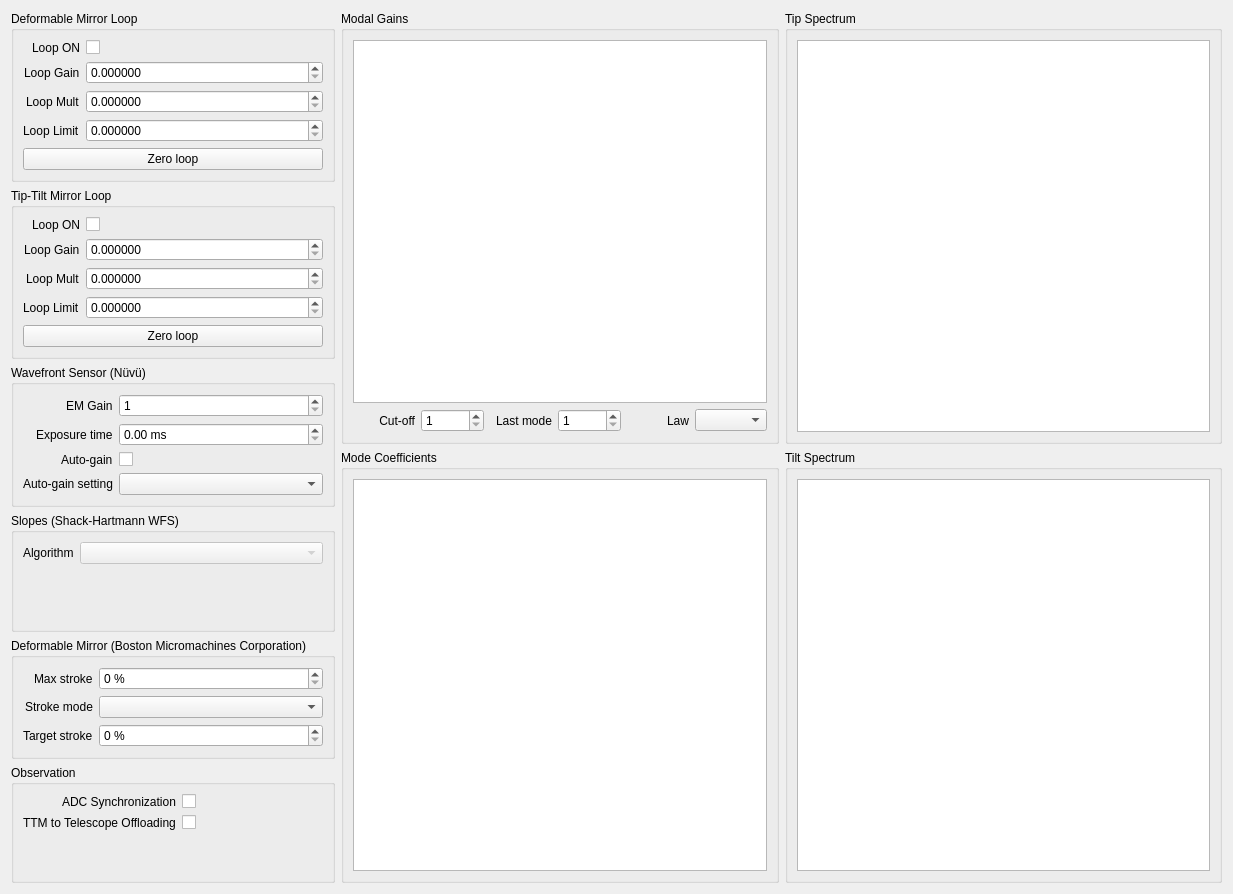
janis-hag/kalao-ics, file guis/ui/loop_controls.ui: the form before one commit.
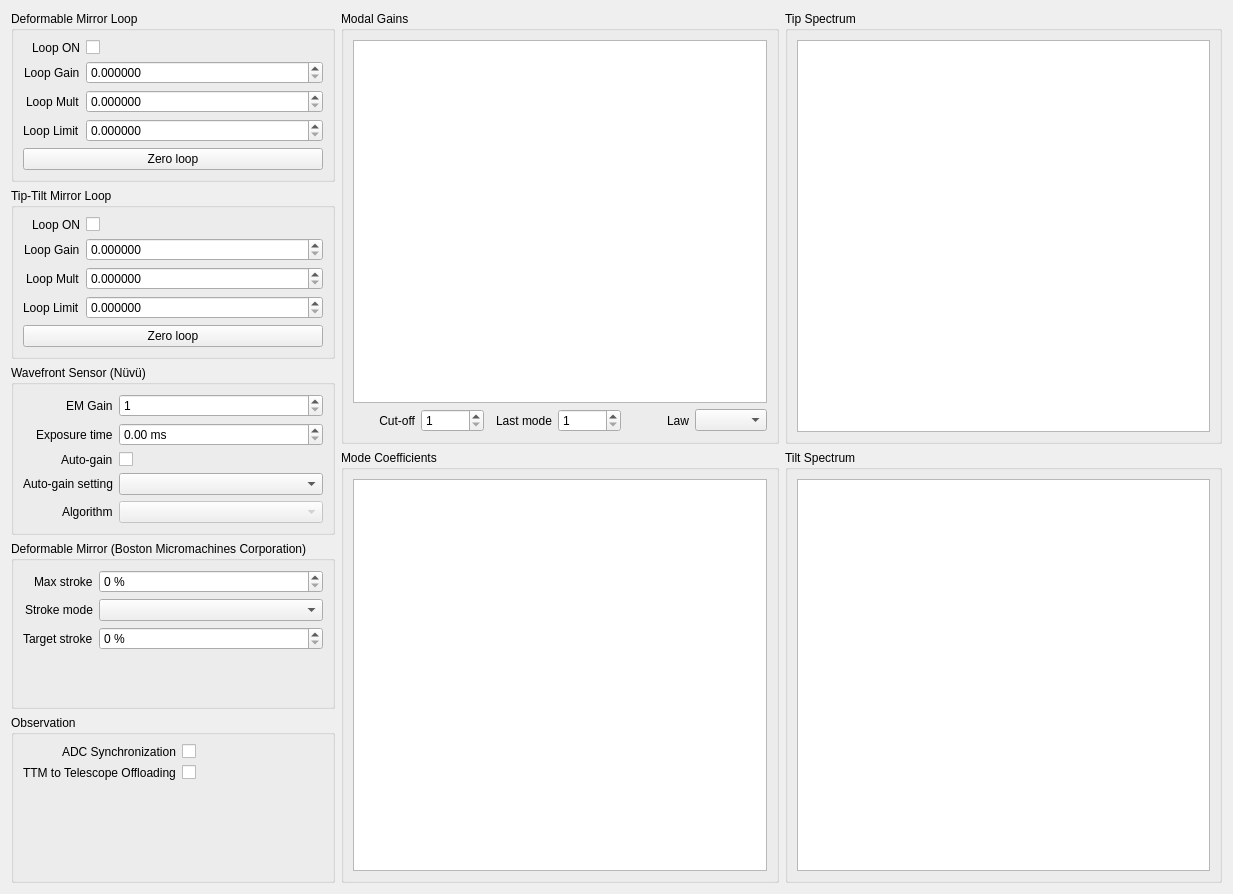
The form after the commit. Custom widgets are drawn as their Qt base class.

Commit message: Update keywords to follow ESO conventions, fix database get, move dm and wfs control in their own files, separate cooling control and temp/hygro sensors, add shutdown procedure, standardise nomenclature

Diff of the .ui file:
```diff
--- a/guis/ui/loop_controls.ui
+++ b/guis/ui/loop_controls.ui
@@ -293,27 +293,15 @@
         <item row="3" column="1">
          <widget class="QComboBox" name="nuvu_autogain_setting_combobox"/>
         </item>
-       </layout>
-      </widget>
-     </item>
-     <item>
-      <widget class="QGroupBox" name="shwfs_groupbox">
-       <property name="title">
-        <string>Slopes (Shack-Hartmann WFS)</string>
-       </property>
-       <layout class="QFormLayout" name="formLayout">
-        <property name="labelAlignment">
-         <set>Qt::AlignRight|Qt::AlignTrailing|Qt::AlignVCenter</set>
-        </property>
-        <item row="0" column="0">
-         <widget class="QLabel" name="shwfs_algorithm_label">
+        <item row="4" column="0">
+         <widget class="QLabel" name="wfs_algorithm_label">
           <property name="text">
            <string>Algorithm</string>
           </property>
          </widget>
         </item>
-        <item row="0" column="1">
-         <widget class="QComboBox" name="shwfs_algorithm_combobox">
+        <item row="4" column="1">
+         <widget class="QComboBox" name="wfs_algorithm_combobox">
           <property name="enabled">
            <bool>false</bool>
           </property>
```
Left out of the diff: 32 changed lines with no effect on the pictures. The commit also changes 76 other files.
